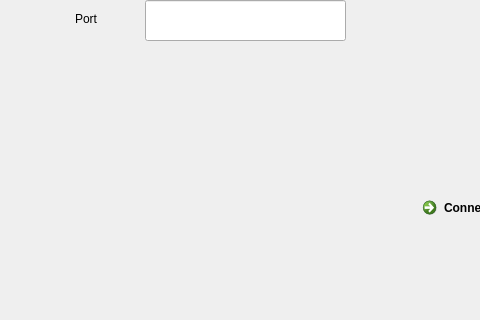
mjsantoni/taller_wolfenstein3D, file ui/connect.ui: the form before one commit; both pictures show x 175 to 655 and y 280 to 600 of the 800 by 600 pixel window.
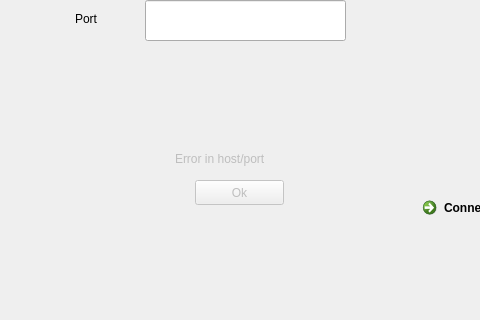
The form after the commit.

What changed in the file:
```diff
--- a/ui/connect.ui
+++ b/ui/connect.ui
@@ -73,6 +73,48 @@
      </rect>
     </property>
    </widget>
+   <widget class="QWidget" name="errorWidget" native="true">
+    <property name="enabled">
+     <bool>false</bool>
+    </property>
+    <property name="geometry">
+     <rect>
+      <x>320</x>
+      <y>420</y>
+      <width>191</width>
+      <height>80</height>
+     </rect>
+    </property>
+    <property name="statusTip">
+     <string/>
+    </property>
+    <widget class="QPushButton" name="okButton">
+     <property name="geometry">
+      <rect>
+       <x>50</x>
+       <y>40</y>
+       <width>89</width>
+       <height>25</height>
+      </rect>
+     </property>
+     <property name="text">
+      <string>Ok</string>
+     </property>
+    </widget>
+    <widget class="QLabel" name="label">
+     <property name="geometry">
+      <rect>
+       <x>30</x>
+       <y>10</y>
+       <width>131</width>
+       <height>17</height>
+      </rect>
+     </property>
+     <property name="text">
+      <string>Error in host/port</string>
+     </property>
+    </widget>
+   </widget>
   </widget>
  </widget>
  <resources/>
```
Left out of the diff: 4 changed lines with no effect on the pictures.
